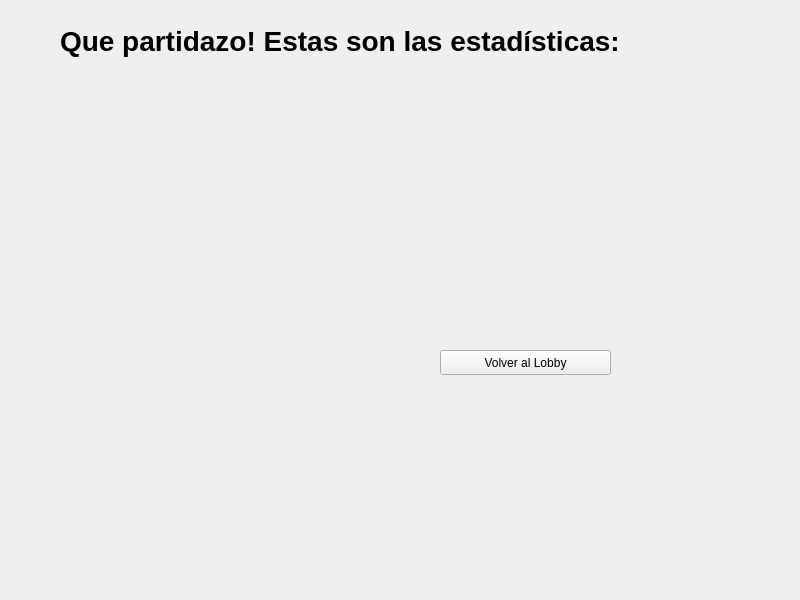
Above: UI/gamestatisticsform.ui from tcastellano00/Taller1-RocketLeague before the change. Below: the same form after it.
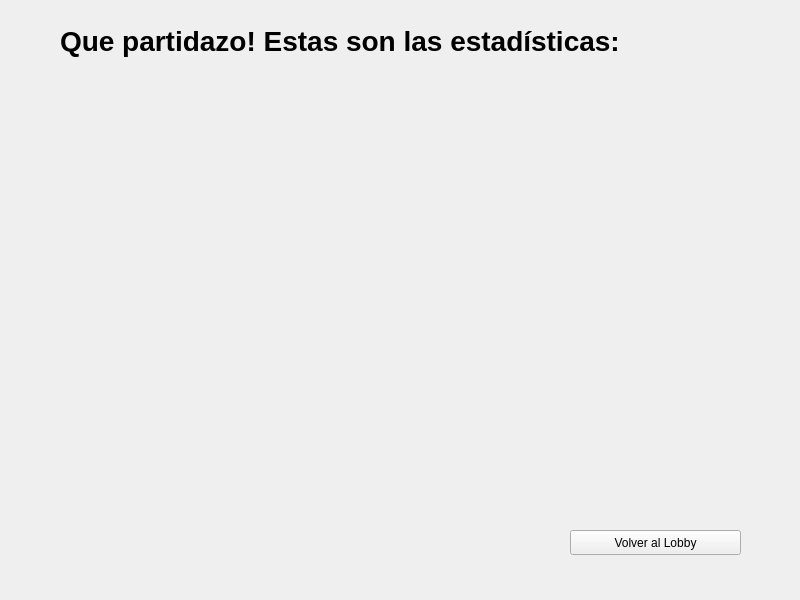
That is the form after the change.

Commit message: Aumento label de statistics y client names sin espacios

Patch:
```diff
--- a/UI/gamestatisticsform.ui
+++ b/UI/gamestatisticsform.ui
@@ -17,9 +17,9 @@
    <property name="geometry">
     <rect>
      <x>70</x>
-     <y>70</y>
-     <width>501</width>
-     <height>241</height>
+     <y>90</y>
+     <width>641</width>
+     <height>411</height>
     </rect>
    </property>
    <property name="text">
@@ -52,8 +52,8 @@
   <widget class="QPushButton" name="btn_goLobby">
    <property name="geometry">
     <rect>
-     <x>440</x>
-     <y>350</y>
+     <x>570</x>
+     <y>530</y>
      <width>171</width>
      <height>25</height>
     </rect>
```
The commit also changes 2 other files.
